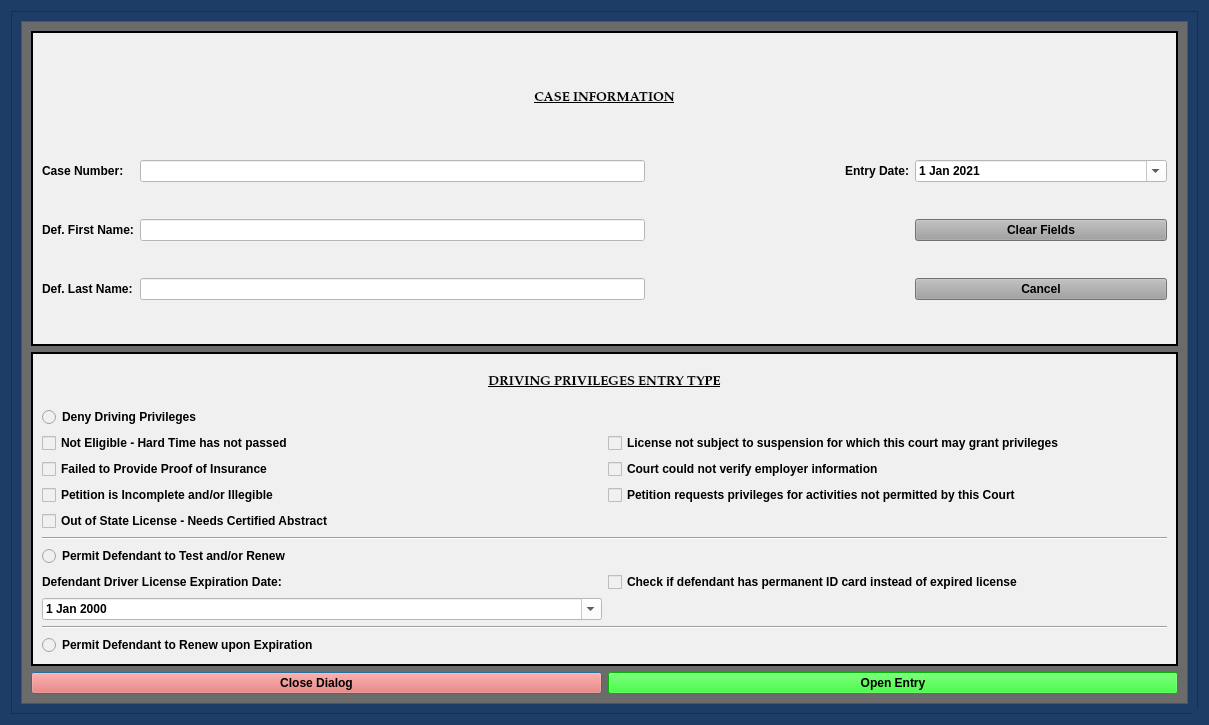
HunterProgram22/MuniEntry, file munientry/views/ui/DenyPrivilegesDialog.ui: the form before one commit.
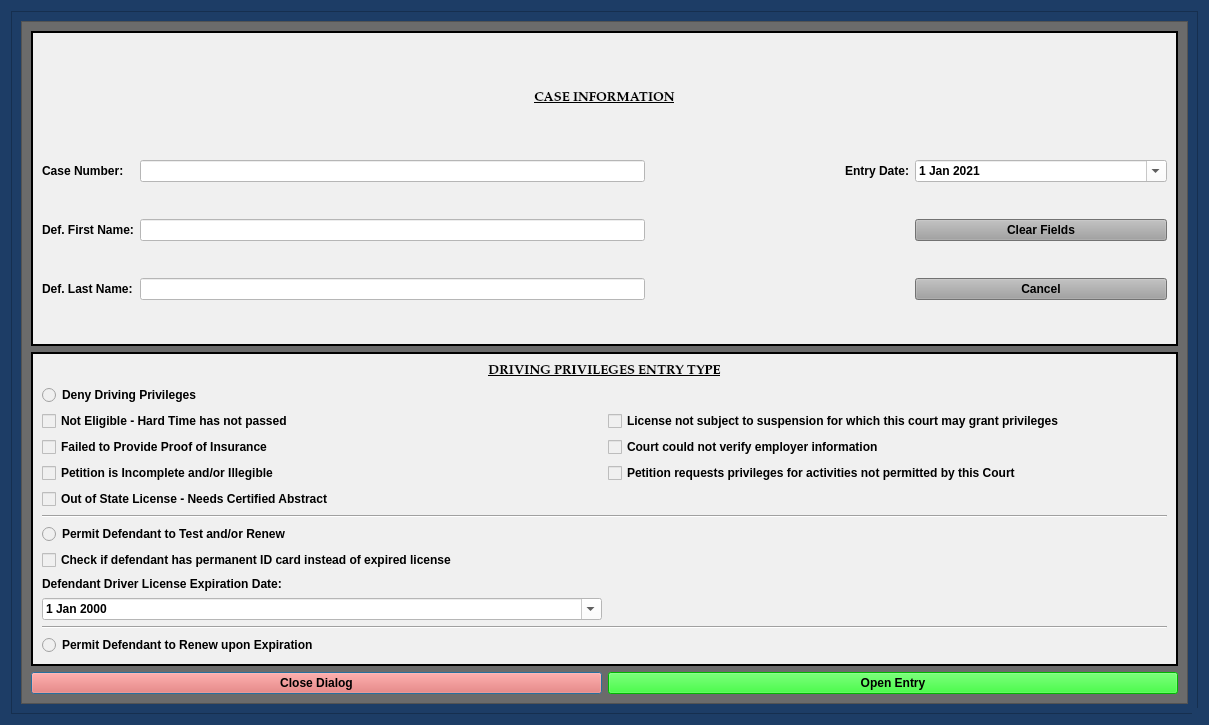
The form after the commit. Custom widgets are drawn as their Qt base class.

Commit message: All options of Deny Priv appear to work. Need to finalize.

```diff
--- a/munientry/views/ui/DenyPrivilegesDialog.ui
+++ b/munientry/views/ui/DenyPrivilegesDialog.ui
@@ -499,13 +499,6 @@
                </property>
               </widget>
              </item>
-             <item row="9" column="1">
-              <widget class="QCheckBox" name="permanent_id_check_box">
-               <property name="text">
-                <string>Check if defendant has permanent ID card instead of expired license</string>
-               </property>
-              </widget>
-             </item>
              <item row="11" column="0" colspan="2">
               <widget class="Line" name="line_2">
                <property name="orientation">
@@ -527,6 +520,13 @@
                </property>
               </widget>
              </item>
+             <item row="8" column="0">
+              <widget class="QCheckBox" name="permanent_id_check_box">
+               <property name="text">
+                <string>Check if defendant has permanent ID card instead of expired license</string>
+               </property>
+              </widget>
+             </item>
             </layout>
            </widget>
           </item>
```
Left out of the diff: 2 changed lines with no effect on the pictures. The commit also changes 6 other files.
